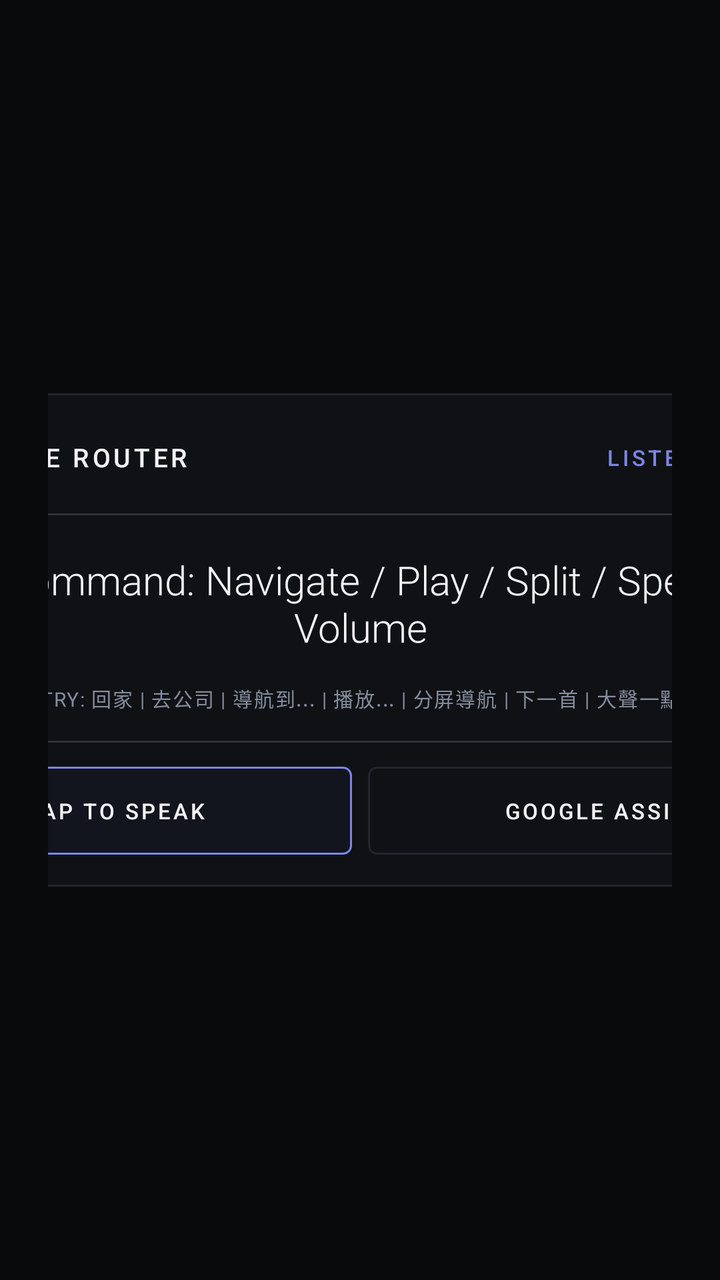
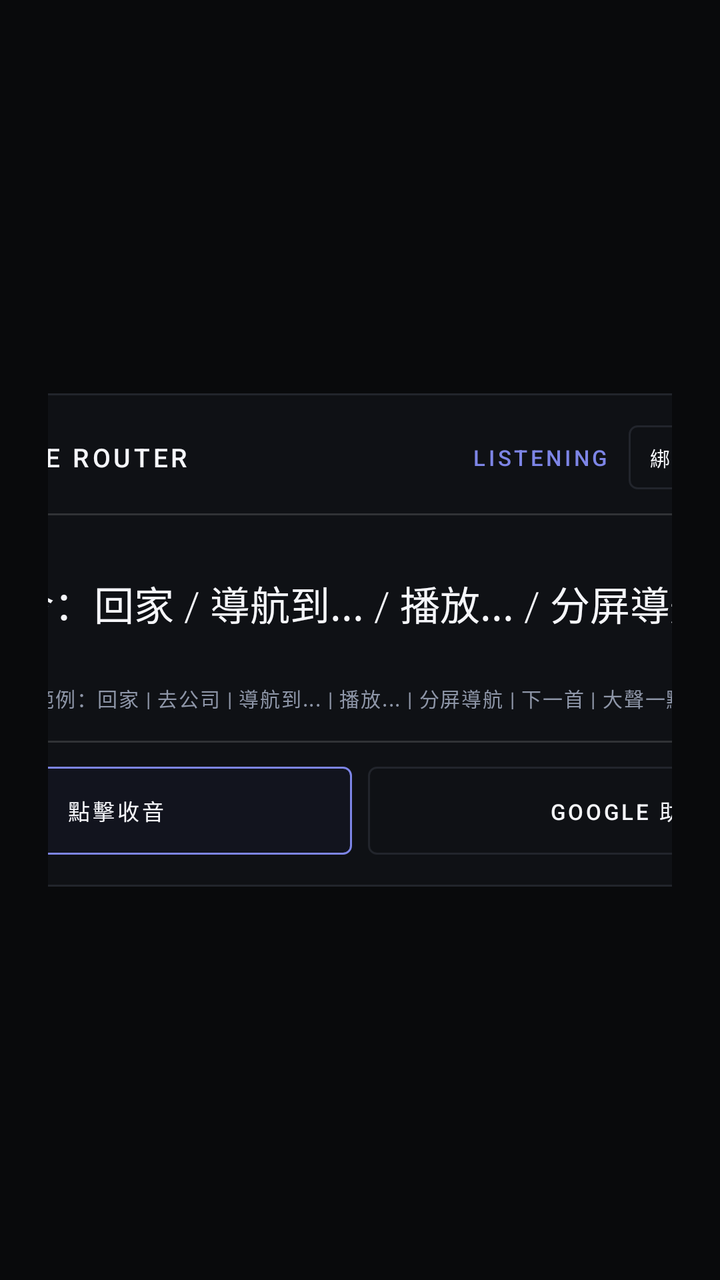

Compare the two renders of this Android layout. The source of the first and the diff that turns it into the second are given below.
<!-- AndroidManifest.xml: application theme Theme.InfinitiFineVision -->
<!-- res/layout/activity_voice_overlay.xml -->
<?xml version="1.0" encoding="utf-8"?>
<FrameLayout xmlns:android="http://schemas.android.com/apk/res/android"
    android:id="@+id/voiceOverlayBackdrop"
    android:layout_width="match_parent"
    android:layout_height="match_parent"
    android:clickable="true"
    android:focusable="true"
    android:padding="24dp">

    <LinearLayout
        android:id="@+id/panelVoiceRouter"
        android:layout_width="560dp"
        android:layout_height="wrap_content"
        android:layout_gravity="center"
        android:background="@drawable/bg_panel"
        android:clickable="true"
        android:focusable="true"
        android:orientation="vertical"
        android:padding="16dp">

        
        <LinearLayout
            android:layout_width="match_parent"
            android:layout_height="wrap_content"
            android:gravity="center_vertical"
            android:orientation="horizontal">

            <View
                android:layout_width="2dp"
                android:layout_height="20dp"
                android:layout_marginEnd="10dp"
                android:background="@color/accent_fine_vision" />

            <ImageView
                android:layout_width="18dp"
                android:layout_height="18dp"
                android:layout_marginEnd="8dp"
                android:contentDescription="@string/voice_overlay_title"
                android:src="@drawable/ic_voice_mic" />

            <TextView
                android:layout_width="0dp"
                android:layout_height="wrap_content"
                android:layout_weight="1"
                android:fontFamily="sans-serif-medium"
                android:letterSpacing="0.12"
                android:maxLines="1"
                android:text="@string/voice_overlay_title"
                android:textAllCaps="true"
                android:textColor="@color/text_primary"
                android:textSize="13sp" />

            <TextView
                android:id="@+id/tvVoiceStatus"
                android:layout_width="wrap_content"
                android:layout_height="wrap_content"
                android:layout_marginEnd="12dp"
                android:fontFamily="sans-serif-medium"
                android:letterSpacing="0.14"
                android:maxLines="1"
                android:text="@string/voice_status_listening"
                android:textAllCaps="true"
                android:textColor="@color/accent_fine_vision"
                android:textSize="11sp" />

            <TextView
                android:id="@+id/btnVoiceClose"
                android:layout_width="wrap_content"
                android:layout_height="32dp"
                android:background="@drawable/bg_button_instrument"
                android:clickable="true"
                android:focusable="true"
                android:fontFamily="sans-serif-medium"
                android:gravity="center"
                android:letterSpacing="0.12"
                android:paddingStart="12dp"
                android:paddingEnd="12dp"
                android:text="@string/voice_btn_close"
                android:textAllCaps="true"
                android:textColor="@color/text_primary"
                android:textSize="10sp" />
        </LinearLayout>

        <View
            android:layout_width="match_parent"
            android:layout_height="1dp"
            android:layout_marginTop="12dp"
            android:layout_marginBottom="14dp"
            android:background="@color/glass_divider" />

        
        <TextView
            android:id="@+id/tvVoiceTranscript"
            android:layout_width="match_parent"
            android:layout_height="wrap_content"
            android:fontFamily="sans-serif-light"
            android:gravity="center"
            android:minHeight="60dp"
            android:paddingStart="8dp"
            android:paddingEnd="8dp"
            android:text="@string/voice_prompt_ready"
            android:textColor="@color/text_primary"
            android:textSize="20sp" />

        <TextView
            android:id="@+id/tvVoiceHints"
            android:layout_width="match_parent"
            android:layout_height="wrap_content"
            android:layout_marginTop="10dp"
            android:fontFamily="sans-serif"
            android:gravity="center"
            android:letterSpacing="0.06"
            android:text="@string/voice_hints"
            android:textColor="@color/text_secondary"
            android:textSize="10sp" />

        <View
            android:layout_width="match_parent"
            android:layout_height="1dp"
            android:layout_marginTop="14dp"
            android:layout_marginBottom="12dp"
            android:background="@color/glass_divider" />

        
        <LinearLayout
            android:layout_width="match_parent"
            android:layout_height="44dp"
            android:baselineAligned="false"
            android:orientation="horizontal">

            <LinearLayout
                android:id="@+id/btnVoiceRetry"
                android:layout_width="0dp"
                android:layout_height="match_parent"
                android:layout_marginEnd="8dp"
                android:layout_weight="1"
                android:background="@drawable/bg_button_accent"
                android:clickable="true"
                android:focusable="true"
                android:gravity="center"
                android:orientation="horizontal">

                <ImageView
                    android:layout_width="16dp"
                    android:layout_height="16dp"
                    android:layout_marginEnd="8dp"
                    android:contentDescription="@string/voice_btn_retry"
                    android:src="@drawable/ic_voice_mic" />

                <TextView
                    android:layout_width="wrap_content"
                    android:layout_height="wrap_content"
                    android:fontFamily="sans-serif-medium"
                    android:letterSpacing="0.12"
                    android:maxLines="1"
                    android:text="@string/voice_btn_retry"
                    android:textAllCaps="true"
                    android:textColor="@color/text_primary"
                    android:textSize="11sp" />
            </LinearLayout>

            <TextView
                android:id="@+id/btnVoiceAssistant"
                android:layout_width="0dp"
                android:layout_height="match_parent"
                android:layout_weight="1"
                android:background="@drawable/bg_button_instrument"
                android:clickable="true"
                android:focusable="true"
                android:fontFamily="sans-serif-medium"
                android:gravity="center"
                android:letterSpacing="0.12"
                android:maxLines="1"
                android:text="@string/voice_btn_assistant"
                android:textAllCaps="true"
                android:textColor="@color/text_primary"
                android:textSize="11sp" />
        </LinearLayout>
    </LinearLayout>
</FrameLayout>
<!-- resources referenced by this layout -->
<resources>
  <color name="accent_fine_vision">#7D85E6</color>
  <color name="glass_divider">#22FFFFFF</color>
  <color name="text_primary">#F2F2F7</color>
  <color name="text_secondary">#858C9D</color>
  <!-- drawable bg_button_accent (drawable) -->
  <?xml version="1.0" encoding="utf-8"?>
  <selector xmlns:android="http://schemas.android.com/apk/res/android">
      <item android:state_pressed="true">
          <shape android:shape="rectangle">
              <solid android:color="@color/surface_accent_pressed" />
              <stroke
                  android:width="1dp"
                  android:color="@color/text_primary" />
              <corners android:radius="4dp" />
          </shape>
      </item>
      <item>
          <shape android:shape="rectangle">
              <solid android:color="@color/surface_accent" />
              <stroke
                  android:width="1dp"
                  android:color="@color/accent_fine_vision" />
              <corners android:radius="4dp" />
          </shape>
      </item>
  </selector>
  <!-- drawable bg_button_instrument (drawable) -->
  <?xml version="1.0" encoding="utf-8"?>
  <selector xmlns:android="http://schemas.android.com/apk/res/android">
      <item android:state_pressed="true">
          <shape android:shape="rectangle">
              <solid android:color="@color/surface_panel_pressed" />
              <stroke
                  android:width="1dp"
                  android:color="@color/accent_fine_vision" />
              <corners android:radius="4dp" />
          </shape>
      </item>
      <item>
          <shape android:shape="rectangle">
              <solid android:color="@color/surface_panel" />
              <stroke
                  android:width="1dp"
                  android:color="@color/border_hairline" />
              <corners android:radius="4dp" />
          </shape>
      </item>
  </selector>
  <!-- drawable bg_panel (drawable) -->
  <?xml version="1.0" encoding="utf-8"?>
  <shape xmlns:android="http://schemas.android.com/apk/res/android"
      android:shape="rectangle">
      <solid android:color="@color/surface_panel" />
      <stroke
          android:width="1dp"
          android:color="@color/border_hairline" />
      <corners android:radius="4dp" />
  </shape>
  <string name="voice_btn_assistant">GOOGLE ASSISTANT</string>
  <string name="voice_btn_close">CLOSE</string>
  <string name="voice_btn_retry">TAP TO SPEAK</string>
  <string name="voice_hints">TRY: 回家  |  去公司  |  導航到...  |  播放...  |  分屏導航  |  下一首  |  大聲一點</string>
  <string name="voice_overlay_title">Y51 VOICE ROUTER</string>
  <string name="voice_prompt_ready">Speak command: Navigate / Play / Split / Speedcam / Volume</string>
  <string name="voice_status_listening">LISTENING</string>
  <style name="Theme.InfinitiFineVision" parent="Theme.AppCompat.NoActionBar">
          <item name="android:windowBackground">@color/bg_obsidian</item>
          <item name="android:colorBackground">@color/bg_obsidian</item>
          <item name="android:windowFullscreen">true</item>
          <item name="android:windowNoTitle">true</item>
          <item name="android:windowActionBar">false</item>
          <item name="android:statusBarColor">@color/bg_obsidian</item>
          <item name="android:navigationBarColor">@color/bg_obsidian</item>
          <item name="colorPrimary">@color/accent_fine_vision</item>
          <item name="colorPrimaryDark">@color/bg_obsidian</item>
          <item name="colorAccent">@color/accent_fine_vision</item>
      </style>
  <color name="surface_accent_pressed">#1A1E2E</color>
  <color name="surface_accent">#12141E</color>
  <color name="surface_panel_pressed">#161920</color>
  <color name="surface_panel">#0F1115</color>
  <color name="border_hairline">#22252C</color>
  <color name="bg_obsidian">#090A0C</color>
  <!-- unchanged entries left out for length: 1 -->
</resources>

<!-- the commit's change to res/layout/activity_voice_overlay.xml (unified diff, before → after) -->
@@ -54,7 +54,7 @@
                 android:id="@+id/tvVoiceStatus"
                 android:layout_width="wrap_content"
                 android:layout_height="wrap_content"
-                android:layout_marginEnd="12dp"
+                android:layout_marginEnd="10dp"
                 android:fontFamily="sans-serif-medium"
                 android:letterSpacing="0.14"
                 android:maxLines="1"
@@ -62,6 +62,24 @@
                 android:textAllCaps="true"
                 android:textColor="@color/accent_fine_vision"
                 android:textSize="11sp" />
+
+            <TextView
+                android:id="@+id/btnVoiceBindSwc"
+                android:layout_width="wrap_content"
+                android:layout_height="32dp"
+                android:layout_marginEnd="8dp"
+                android:background="@drawable/bg_button_instrument"
+                android:clickable="true"
+                android:focusable="true"
+                android:fontFamily="sans-serif-medium"
+                android:gravity="center"
+                android:letterSpacing="0.10"
+                android:paddingStart="10dp"
+                android:paddingEnd="10dp"
+                android:text="@string/voice_btn_bind_swc"
+                android:textAllCaps="true"
+                android:textColor="@color/text_primary"
+                android:textSize="10sp" />
 
             <TextView
                 android:id="@+id/btnVoiceClose"
<!-- resource entries referenced after the edit -->
@@ -1,9 +1,9 @@
 <!-- resources referenced by this layout -->
 <resources>
   <color name="accent_fine_vision">#7D85E6</color>
-  <color name="glass_divider">#22FFFFFF</color>
-  <color name="text_primary">#F2F2F7</color>
-  <color name="text_secondary">#858C9D</color>
+  <color name="glass_divider">#24FFFFFF</color>
+  <color name="text_primary">#F5F6FA</color>
+  <color name="text_secondary">#8E96A8</color>
   <!-- drawable bg_button_accent (drawable) -->
   <?xml version="1.0" encoding="utf-8"?>
   <selector xmlns:android="http://schemas.android.com/apk/res/android">
@@ -58,12 +58,13 @@
           android:color="@color/border_hairline" />
       <corners android:radius="4dp" />
   </shape>
-  <string name="voice_btn_assistant">GOOGLE ASSISTANT</string>
-  <string name="voice_btn_close">CLOSE</string>
-  <string name="voice_btn_retry">TAP TO SPEAK</string>
-  <string name="voice_hints">TRY: 回家  |  去公司  |  導航到...  |  播放...  |  分屏導航  |  下一首  |  大聲一點</string>
+  <string name="voice_btn_assistant">GOOGLE 助理</string>
+  <string name="voice_btn_bind_swc">綁定方控鍵</string>
+  <string name="voice_btn_close">關閉</string>
+  <string name="voice_btn_retry">點擊收音</string>
+  <string name="voice_hints">範例：回家  |  去公司  |  導航到...  |  播放...  |  分屏導航  |  下一首  |  大聲一點</string>
   <string name="voice_overlay_title">Y51 VOICE ROUTER</string>
-  <string name="voice_prompt_ready">Speak command: Navigate / Play / Split / Speedcam / Volume</string>
+  <string name="voice_prompt_ready">請說指令：回家 / 導航到... / 播放... / 分屏導航 / 音量</string>
   <string name="voice_status_listening">LISTENING</string>
   <style name="Theme.InfinitiFineVision" parent="Theme.AppCompat.NoActionBar">
           <item name="android:windowBackground">@color/bg_obsidian</item>
